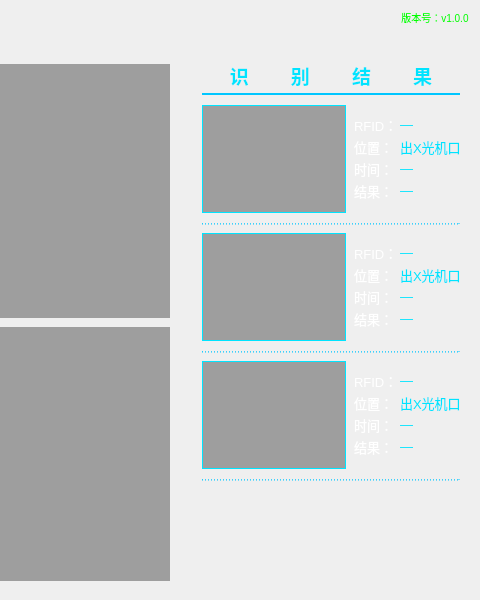
Before: the Qt Designer form ReviewBoxClient/mainwindow.ui in 17719543022/ReviewBoxClient, drawn with Qt 5; both pictures show x 320 to 800 and y 0 to 600 of the 800 by 600 pixel window.
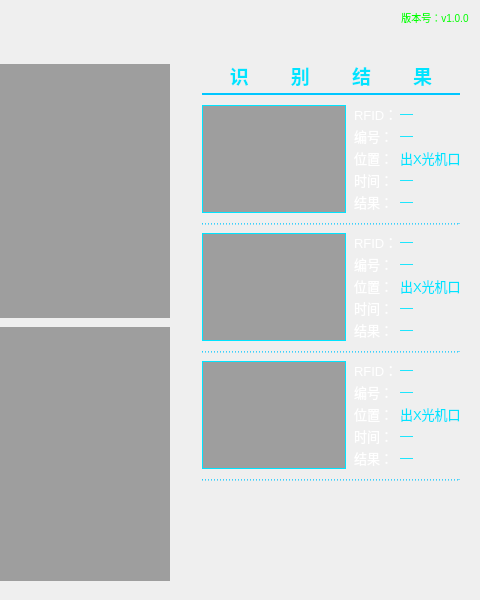
After: the same form once the commit is applied. Icons and pictures are not drawn. Custom widgets are drawn as their Qt base class.

Diff of the .ui file:
```diff
--- a/ReviewBoxClient/mainwindow.ui
+++ b/ReviewBoxClient/mainwindow.ui
@@ -175,7 +175,7 @@
       <property name="geometry">
        <rect>
         <x>164</x>
-        <y>11</y>
+        <y>0</y>
         <width>40</width>
         <height>17</height>
        </rect>
@@ -196,7 +196,7 @@
       <property name="geometry">
        <rect>
         <x>210</x>
-        <y>11</y>
+        <y>0</y>
         <width>60</width>
         <height>17</height>
        </rect>
@@ -217,7 +217,7 @@
       <property name="geometry">
        <rect>
         <x>164</x>
-        <y>33</y>
+        <y>44</y>
         <width>40</width>
         <height>17</height>
        </rect>
@@ -238,7 +238,7 @@
       <property name="geometry">
        <rect>
         <x>210</x>
-        <y>33</y>
+        <y>44</y>
         <width>60</width>
         <height>17</height>
        </rect>
@@ -259,7 +259,7 @@
       <property name="geometry">
        <rect>
         <x>164</x>
-        <y>55</y>
+        <y>66</y>
         <width>40</width>
         <height>17</height>
        </rect>
@@ -280,7 +280,7 @@
       <property name="geometry">
        <rect>
         <x>210</x>
-        <y>55</y>
+        <y>66</y>
         <width>60</width>
         <height>17</height>
        </rect>
@@ -301,7 +301,7 @@
       <property name="geometry">
        <rect>
         <x>164</x>
-        <y>77</y>
+        <y>88</y>
         <width>40</width>
         <height>17</height>
        </rect>
@@ -322,7 +322,49 @@
       <property name="geometry">
        <rect>
         <x>210</x>
-        <y>77</y>
+        <y>88</y>
+        <width>60</width>
+        <height>17</height>
+       </rect>
+      </property>
+      <property name="font">
+       <font>
+        <pointsize>10</pointsize>
+       </font>
+      </property>
+      <property name="styleSheet">
+       <string notr="true">color: rgb(0, 228, 255);</string>
+      </property>
+      <property name="text">
+       <string>—</string>
+      </property>
+     </widget>
+     <widget class="QLabel" name="noTitleLabel_1">
+      <property name="geometry">
+       <rect>
+        <x>164</x>
+        <y>22</y>
+        <width>40</width>
+        <height>17</height>
+       </rect>
+      </property>
+      <property name="font">
+       <font>
+        <pointsize>10</pointsize>
+       </font>
+      </property>
+      <property name="styleSheet">
+       <string notr="true">color: rgb(255, 255, 255);</string>
+      </property>
+      <property name="text">
+       <string>编号：</string>
+      </property>
+     </widget>
+     <widget class="QLabel" name="noValueLabel_1">
+      <property name="geometry">
+       <rect>
+        <x>210</x>
+        <y>22</y>
         <width>60</width>
         <height>17</height>
        </rect>
@@ -377,7 +419,7 @@
       <property name="geometry">
        <rect>
         <x>164</x>
-        <y>11</y>
+        <y>0</y>
         <width>40</width>
         <height>17</height>
        </rect>
@@ -398,7 +440,7 @@
       <property name="geometry">
        <rect>
         <x>210</x>
-        <y>11</y>
+        <y>0</y>
         <width>60</width>
         <height>17</height>
        </rect>
@@ -419,7 +461,7 @@
       <property name="geometry">
        <rect>
         <x>164</x>
-        <y>33</y>
+        <y>44</y>
         <width>40</width>
         <height>17</height>
        </rect>
@@ -440,7 +482,7 @@
       <property name="geometry">
        <rect>
         <x>210</x>
-        <y>33</y>
+        <y>44</y>
         <width>60</width>
         <height>17</height>
        </rect>
@@ -461,7 +503,7 @@
       <property name="geometry">
        <rect>
         <x>164</x>
-        <y>55</y>
+        <y>66</y>
         <width>40</width>
         <height>17</height>
        </rect>
@@ -482,7 +524,7 @@
       <property name="geometry">
        <rect>
         <x>210</x>
-        <y>55</y>
+        <y>66</y>
         <width>60</width>
         <height>17</height>
        </rect>
@@ -503,7 +545,7 @@
       <property name="geometry">
        <rect>
         <x>164</x>
-        <y>77</y>
+        <y>88</y>
         <width>40</width>
         <height>17</height>
        </rect>
@@ -524,7 +566,49 @@
       <property name="geometry">
        <rect>
         <x>210</x>
-        <y>77</y>
+        <y>88</y>
+        <width>60</width>
+        <height>17</height>
+       </rect>
+      </property>
+      <property name="font">
+       <font>
+        <pointsize>10</pointsize>
+       </font>
+      </property>
+      <property name="styleSheet">
+       <string notr="true">color: rgb(0, 228, 255);</string>
+      </property>
+      <property name="text">
+       <string>—</string>
+      </property>
+     </widget>
+     <widget class="QLabel" name="noTitleLabel_2">
+      <property name="geometry">
+       <rect>
+        <x>164</x>
+        <y>22</y>
+        <width>40</width>
+        <height>17</height>
+       </rect>
+      </property>
+      <property name="font">
+       <font>
+        <pointsize>10</pointsize>
+       </font>
+      </property>
+      <property name="styleSheet">
+       <string notr="true">color: rgb(255, 255, 255);</string>
+      </property>
+      <property name="text">
+       <string>编号：</string>
+      </property>
+     </widget>
+     <widget class="QLabel" name="noValueLabel_2">
+      <property name="geometry">
+       <rect>
+        <x>210</x>
+        <y>22</y>
         <width>60</width>
         <height>17</height>
        </rect>
@@ -579,7 +663,7 @@
       <property name="geometry">
        <rect>
         <x>164</x>
-        <y>11</y>
+        <y>0</y>
         <width>40</width>
         <height>17</height>
        </rect>
@@ -600,7 +684,7 @@
       <property name="geometry">
        <rect>
         <x>210</x>
-        <y>11</y>
+        <y>0</y>
         <width>60</width>
         <height>17</height>
        </rect>
@@ -621,7 +705,7 @@
       <property name="geometry">
        <rect>
         <x>164</x>
-        <y>33</y>
+        <y>44</y>
         <width>40</width>
         <height>17</height>
        </rect>
@@ -642,7 +726,7 @@
       <property name="geometry">
        <rect>
         <x>210</x>
-        <y>33</y>
+        <y>44</y>
         <width>60</width>
         <height>17</height>
        </rect>
@@ -663,7 +747,7 @@
       <property name="geometry">
        <rect>
         <x>164</x>
-        <y>55</y>
+        <y>66</y>
         <width>40</width>
         <height>17</height>
        </rect>
@@ -684,7 +768,7 @@
       <property name="geometry">
        <rect>
         <x>210</x>
-        <y>55</y>
+        <y>66</y>
         <width>60</width>
         <height>17</height>
        </rect>
@@ -705,7 +789,7 @@
       <property name="geometry">
        <rect>
         <x>164</x>
-        <y>77</y>
+        <y>88</y>
         <width>40</width>
         <height>17</height>
        </rect>
@@ -726,7 +810,7 @@
       <property name="geometry">
        <rect>
         <x>210</x>
-        <y>77</y>
+        <y>88</y>
         <width>60</width>
         <height>17</height>
        </rect>
@@ -743,6 +827,48 @@
        <string>—</string>
       </property>
      </widget>
+     <widget class="QLabel" name="noValueLabel_3">
+      <property name="geometry">
+       <rect>
+        <x>210</x>
+        <y>22</y>
+        <width>60</width>
+        <height>17</height>
+       </rect>
+      </property>
+      <property name="font">
+       <font>
+        <pointsize>10</pointsize>
+       </font>
+      </property>
+      <property name="styleSheet">
+       <string notr="true">color: rgb(0, 228, 255);</string>
+      </property>
+      <property name="text">
+       <string>—</string>
+      </property>
+     </widget>
+     <widget class="QLabel" name="noTitleLabel_3">
+      <property name="geometry">
+       <rect>
+        <x>164</x>
+        <y>22</y>
+        <width>40</width>
+        <height>17</height>
+       </rect>
+      </property>
+      <property name="font">
+       <font>
+        <pointsize>10</pointsize>
+       </font>
+      </property>
+      <property name="styleSheet">
+       <string notr="true">color: rgb(255, 255, 255);</string>
+      </property>
+      <property name="text">
+       <string>编号：</string>
+      </property>
+     </widget>
     </widget>
     <widget class="QLabel" name="dashSplitLabel_3">
      <property name="geometry">
```
